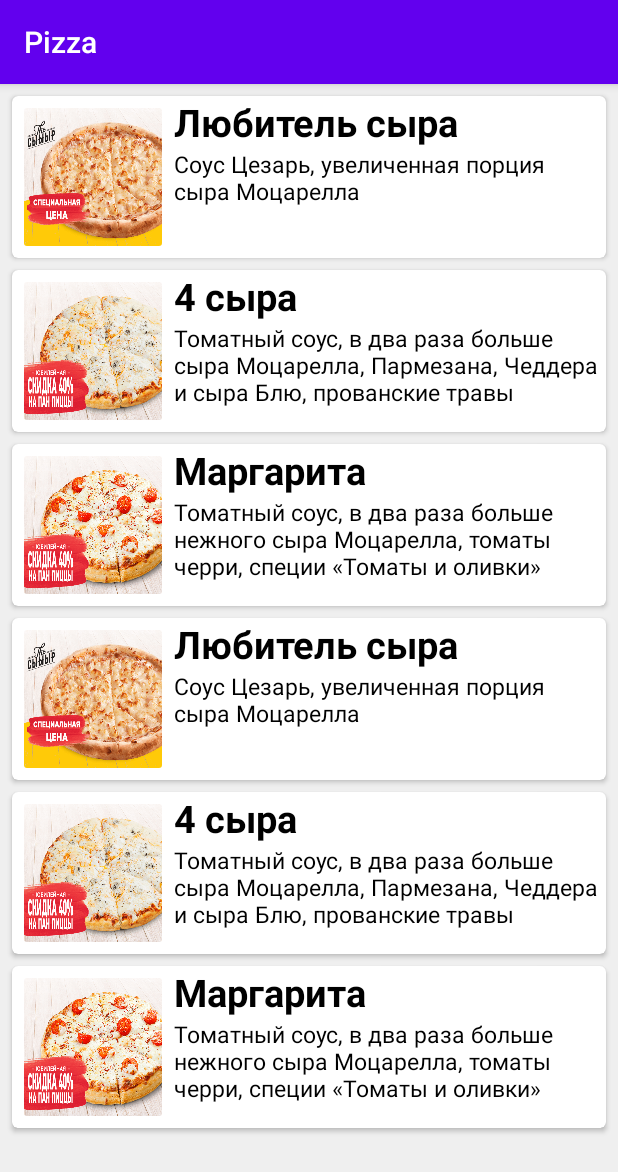
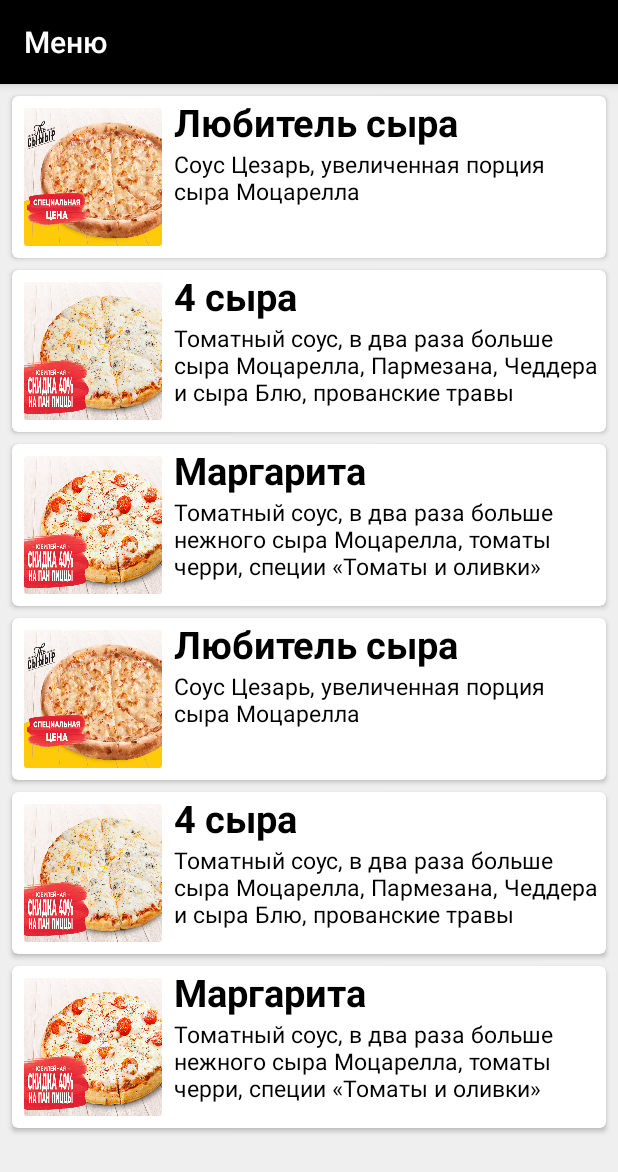
Before and after one commit to Renlov/PizzaMenu, an Android app: the screen it shows after launch (MainActivity), on a phone screen of 412 x 824 dp. Shown: the top 1172 px of the screen. Run offline under Robolectric (Android 15) with nearby library versions, the phone set to English and light mode, and no system bars.

Commit message:
add discription

```diff
--- a/app/src/main/java/com/example/pizza/CardAdapter.java
+++ b/app/src/main/java/com/example/pizza/CardAdapter.java
@@ -1,6 +1,9 @@
 package com.example.pizza;
+import android.app.ActivityOptions;
 import android.content.Context;
 import android.content.Intent;
+import android.os.Build;
+import android.os.Bundle;
 import android.view.LayoutInflater;
 import android.view.View;
 import android.view.ViewGroup;
@@ -42,6 +45,8 @@ public class CardAdapter extends RecyclerView.Adapter<CardAdapter.CardAdapterHol
 
             Intent intent = new Intent(context, MainActivity2.class);
             intent.putExtra("imageResource", cardResource.getImageResource());
+            intent.putExtra("text1", cardResource.getText1());
+            intent.putExtra("text2", cardResource.getText2());
             context.startActivity(intent);
 
         }
--- a/app/src/main/java/com/example/pizza/MainActivity2.java
+++ b/app/src/main/java/com/example/pizza/MainActivity2.java
@@ -6,6 +6,7 @@ import android.content.Intent;
 import android.graphics.Bitmap;
 import android.os.Bundle;
 import android.widget.ImageView;
+import android.widget.TextView;
 
 import java.util.Objects;
 
@@ -16,9 +17,13 @@ public class MainActivity2 extends AppCompatActivity {
         super.onCreate(savedInstanceState);
         setContentView(R.layout.activity_main2);
         ImageView imageView = (findViewById(R.id.imageView));
+        TextView textView1 = (findViewById(R.id.text1));
+        TextView textView2 = (findViewById(R.id.text2));
         Intent intent  = getIntent();
         if(intent != null) {
             imageView.setImageResource(intent.getIntExtra("imageResource", 0));
+            textView1.setText(intent.getStringExtra("text1"));
+            textView2.setText(intent.getStringExtra("text2"));
         }
     }
 
--- a/app/src/main/res/values/colors.xml
+++ b/app/src/main/res/values/colors.xml
@@ -1,6 +1,6 @@
 <?xml version="1.0" encoding="utf-8"?>
 <resources>
-    <color name="colorPrimary">#6200EE</color>
-    <color name="colorPrimaryDark">#3700B3</color>
+    <color name="colorPrimary">#EFEFEF</color>
+    <color name="colorPrimaryDark">#FFFFFF</color>
     <color name="colorAccent">#03DAC5</color>
 </resources>
--- a/app/src/main/res/values/strings.xml
+++ b/app/src/main/res/values/strings.xml
@@ -1,3 +1,4 @@
 <resources>
-    <string name="app_name">Pizza</string>
+    <string name="app_name">Меню</string>
+    <string name="imageTransfer">image</string>
 </resources>
--- a/app/src/main/res/values/styles.xml
+++ b/app/src/main/res/values/styles.xml
@@ -2,8 +2,9 @@
     <!-- Base application theme. -->
     <style name="AppTheme" parent="Theme.AppCompat.Light.DarkActionBar">
         <!-- Customize your theme here. -->
-        <item name="colorPrimary">@color/colorPrimary</item>
-        <item name="colorPrimaryDark">@color/colorPrimaryDark</item>
+        <item name="android:textColorPrimary">#000000</item>
+        <item name="colorPrimary">#000000</item>
+        <item name="colorPrimaryDark">#000000</item>
         <item name="colorAccent">@color/colorAccent</item>
     </style>
 
```
Also changed, not shown: app/src/main/res/layout/activity_main2.xml (+27 -0 lines).
